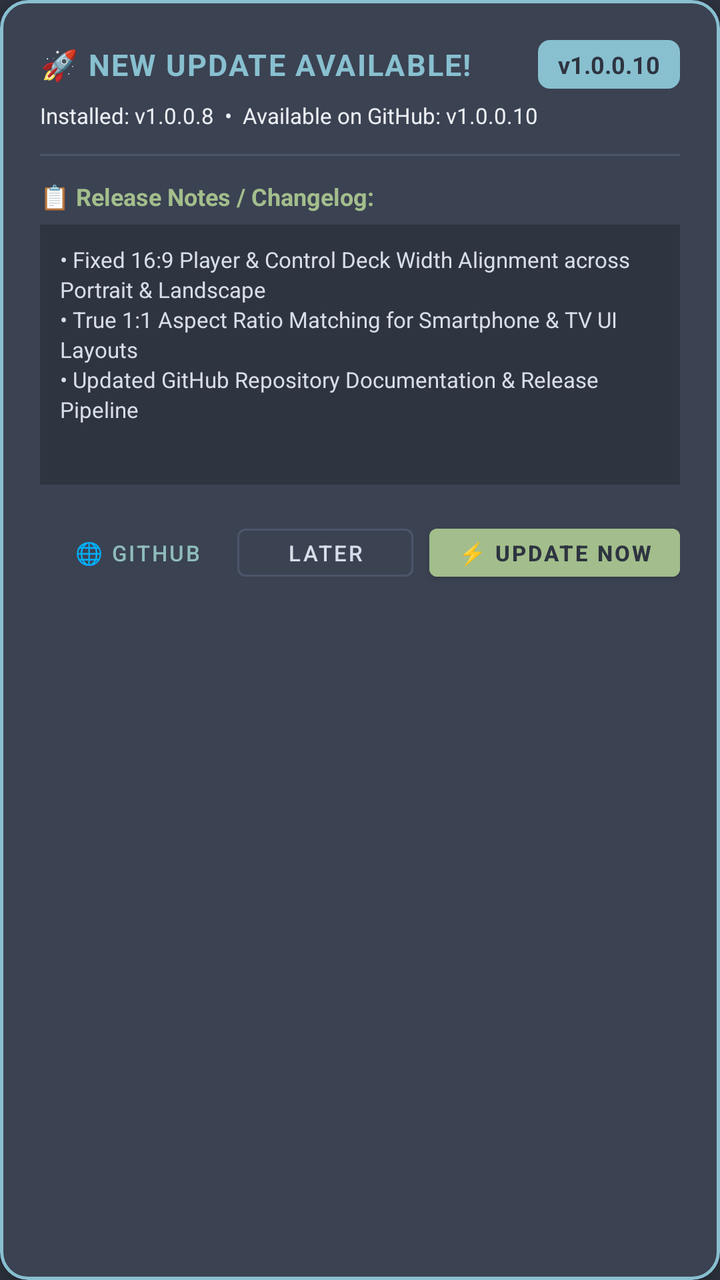
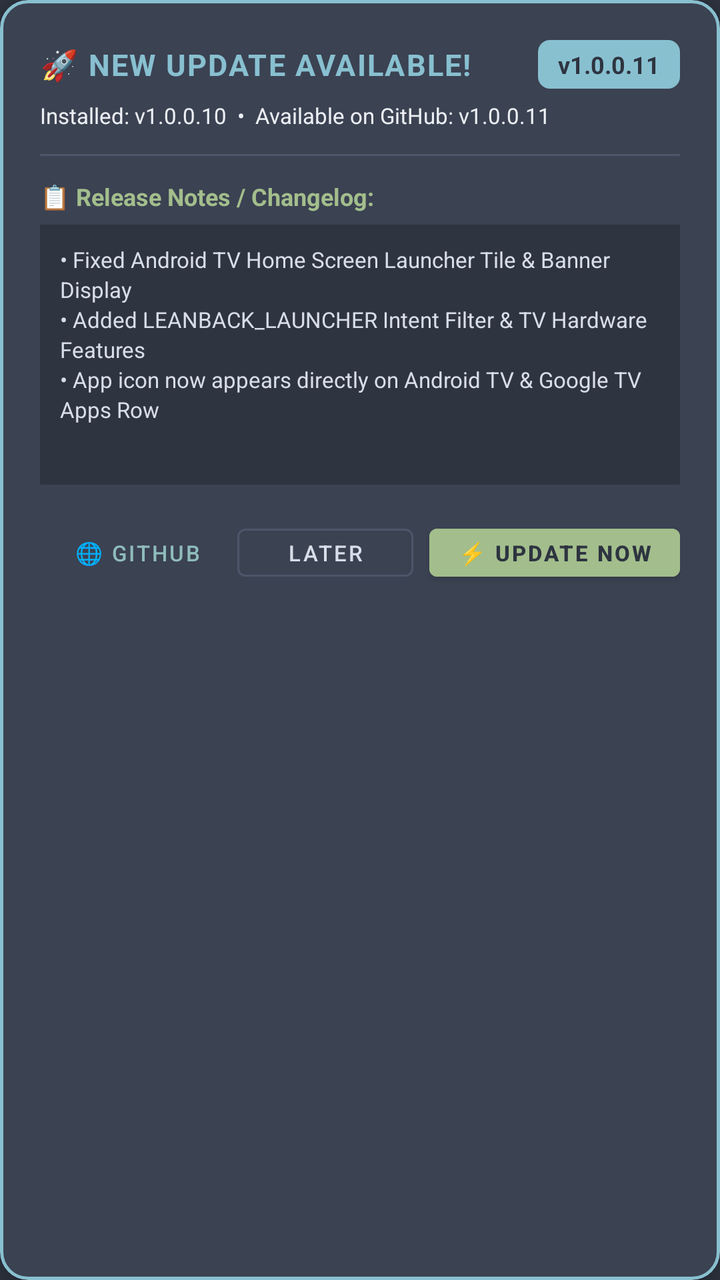

The first picture is an Android layout as it rendered before a commit; the second is the same layout after the commit. The layout source and the unified diff follow.
<!-- AndroidManifest.xml: application theme Theme.SNfetchPLAYER -->
<!-- res/layout/dialog_app_update.xml -->
<?xml version="1.0" encoding="utf-8"?>
<com.google.android.material.card.MaterialCardView xmlns:android="http://schemas.android.com/apk/res/android"
    xmlns:app="http://schemas.android.com/apk/res-auto"
    android:layout_width="match_parent"
    android:layout_height="wrap_content"
    android:layout_margin="16dp"
    app:cardBackgroundColor="@color/nord1"
    app:cardCornerRadius="14dp"
    app:cardElevation="8dp"
    app:strokeColor="@color/nord8"
    app:strokeWidth="1.5dp">

    <LinearLayout
        android:layout_width="match_parent"
        android:layout_height="wrap_content"
        android:orientation="vertical"
        android:padding="20dp">

        
        <LinearLayout
            android:layout_width="match_parent"
            android:layout_height="wrap_content"
            android:gravity="center_vertical"
            android:orientation="horizontal">

            <TextView
                android:layout_width="0dp"
                android:layout_height="wrap_content"
                android:layout_weight="1"
                android:letterSpacing="0.05"
                android:text="🚀 NEW UPDATE AVAILABLE!"
                android:textColor="@color/nord8"
                android:textSize="15sp"
                android:textStyle="bold" />

            <TextView
                android:id="@+id/tvNewVersionBadge"
                android:layout_width="wrap_content"
                android:layout_height="wrap_content"
                android:background="@drawable/badge_update_bg"
                android:paddingHorizontal="10dp"
                android:paddingVertical="4dp"
                android:text="v1.0.0.10"
                android:textColor="@color/nord0"
                android:textSize="12sp"
                android:textStyle="bold" />
        </LinearLayout>

        
        <TextView
            android:id="@+id/tvUpdateVersionSub"
            android:layout_width="match_parent"
            android:layout_height="wrap_content"
            android:layout_marginTop="6dp"
            android:text="Installed: v1.0.0.8  •  Available on GitHub: v1.0.0.10"
            android:textColor="@color/nord6"
            android:textSize="11sp" />

        
        <View
            android:layout_width="match_parent"
            android:layout_height="1dp"
            android:layout_marginVertical="12dp"
            android:background="@color/nord3" />

        <TextView
            android:layout_width="wrap_content"
            android:layout_height="wrap_content"
            android:text="📋 Release Notes / Changelog:"
            android:textColor="@color/nord14"
            android:textSize="12sp"
            android:textStyle="bold" />

        
        <androidx.core.widget.NestedScrollView
            android:layout_width="match_parent"
            android:layout_height="130dp"
            android:layout_marginTop="6dp"
            android:background="@color/nord0"
            android:padding="10dp">

            <TextView
                android:id="@+id/tvUpdateChangelog"
                android:layout_width="match_parent"
                android:layout_height="wrap_content"
                android:fontFamily="sans-serif"
                android:lineSpacingExtra="2dp"
                android:text="• Fixed 16:9 Player &amp; Control Deck Width Alignment across Portrait &amp; Landscape\n• True 1:1 Aspect Ratio Matching for Smartphone &amp; TV UI Layouts\n• Updated GitHub Repository Documentation &amp; Release Pipeline"
                android:textColor="@color/nord4"
                android:textSize="11sp" />
        </androidx.core.widget.NestedScrollView>

        
        <LinearLayout
            android:id="@+id/layoutDownloadProgress"
            android:layout_width="match_parent"
            android:layout_height="wrap_content"
            android:layout_marginTop="12dp"
            android:orientation="vertical"
            android:visibility="gone">

            <ProgressBar
                android:id="@+id/pbDownloadProgress"
                style="?android:attr/progressBarStyleHorizontal"
                android:layout_width="match_parent"
                android:layout_height="8dp"
                android:max="100"
                android:progress="0"
                android:progressTint="@color/nord14" />

            <TextView
                android:id="@+id/tvDownloadProgressStatus"
                android:layout_width="match_parent"
                android:layout_height="wrap_content"
                android:layout_marginTop="4dp"
                android:gravity="center_horizontal"
                android:text="Downloading APK... 0%"
                android:textColor="@color/nord14"
                android:textSize="11sp" />
        </LinearLayout>

        
        <LinearLayout
            android:layout_width="match_parent"
            android:layout_height="wrap_content"
            android:layout_marginTop="16dp"
            android:gravity="end"
            android:orientation="horizontal">

            <com.google.android.material.button.MaterialButton
                android:id="@+id/btnOpenGitHub"
                style="@style/Widget.MaterialComponents.Button.TextButton"
                android:layout_width="wrap_content"
                android:layout_height="36dp"
                android:paddingHorizontal="10dp"
                android:text="🌐 GitHub"
                android:textColor="@color/nord7"
                android:textSize="11sp" />

            <com.google.android.material.button.MaterialButton
                android:id="@+id/btnLaterUpdate"
                style="@style/Widget.MaterialComponents.Button.OutlinedButton"
                android:layout_width="wrap_content"
                android:layout_height="36dp"
                android:layout_marginStart="6dp"
                android:paddingHorizontal="12dp"
                android:text="LATER"
                android:textColor="@color/nord4"
                android:textSize="11sp"
                app:strokeColor="@color/nord3"
                app:strokeWidth="1dp" />

            <com.google.android.material.button.MaterialButton
                android:id="@+id/btnDownloadUpdate"
                android:layout_width="wrap_content"
                android:layout_height="36dp"
                android:layout_marginStart="8dp"
                android:backgroundTint="@color/nord14"
                android:paddingHorizontal="14dp"
                android:text="⚡ UPDATE NOW"
                android:textColor="@color/nord0"
                android:textSize="11sp"
                android:textStyle="bold" />
        </LinearLayout>

    </LinearLayout>
</com.google.android.material.card.MaterialCardView>
<!-- resources referenced by this layout -->
<resources>
  <color name="nord0">#2E3440</color>
  <color name="nord1">#3B4252</color>
  <color name="nord14">#A3BE8C</color>
  <color name="nord3">#4C566A</color>
  <color name="nord4">#D8DEE9</color>
  <color name="nord6">#ECEFF4</color>
  <color name="nord7">#8FBCBB</color>
  <color name="nord8">#88C0D0</color>
  <!-- drawable badge_update_bg (drawable) -->
  <?xml version="1.0" encoding="utf-8"?>
  <shape xmlns:android="http://schemas.android.com/apk/res/android"
      android:shape="rectangle">
      <solid android:color="@color/nord8" />
      <corners android:radius="6dp" />
  </shape>
  <style name="Theme.SNfetchPLAYER" parent="Theme.MaterialComponents.DayNight.NoActionBar">
          <item name="colorPrimary">@color/nord8</item>
          <item name="colorPrimaryVariant">@color/nord10</item>
          <item name="colorOnPrimary">@color/nord0</item>
          <item name="colorSecondary">@color/nord7</item>
          <item name="colorSecondaryVariant">@color/nord9</item>
          <item name="colorOnSecondary">@color/nord0</item>
          <item name="android:statusBarColor">@color/nord0</item>
          <item name="android:navigationBarColor">@color/nord0</item>
          <item name="android:windowBackground">@color/nord0</item>
      </style>
  <color name="nord10">#5E81AC</color>
  <color name="nord9">#81A1C1</color>
</resources>

<!-- the commit's change to res/layout/dialog_app_update.xml (unified diff, before → after) -->
@@ -40,7 +40,7 @@
                 android:background="@drawable/badge_update_bg"
                 android:paddingHorizontal="10dp"
                 android:paddingVertical="4dp"
-                android:text="v1.0.0.10"
+                android:text="v1.0.0.11"
                 android:textColor="@color/nord0"
                 android:textSize="12sp"
                 android:textStyle="bold" />
@@ -52,7 +52,7 @@
             android:layout_width="match_parent"
             android:layout_height="wrap_content"
             android:layout_marginTop="6dp"
-            android:text="Installed: v1.0.0.8  •  Available on GitHub: v1.0.0.10"
+            android:text="Installed: v1.0.0.10  •  Available on GitHub: v1.0.0.11"
             android:textColor="@color/nord6"
             android:textSize="11sp" />
 
@@ -85,7 +85,7 @@
                 android:layout_height="wrap_content"
                 android:fontFamily="sans-serif"
                 android:lineSpacingExtra="2dp"
-                android:text="• Fixed 16:9 Player &amp; Control Deck Width Alignment across Portrait &amp; Landscape\n• True 1:1 Aspect Ratio Matching for Smartphone &amp; TV UI Layouts\n• Updated GitHub Repository Documentation &amp; Release Pipeline"
+                android:text="• Fixed Android TV Home Screen Launcher Tile &amp; Banner Display\n• Added LEANBACK_LAUNCHER Intent Filter &amp; TV Hardware Features\n• App icon now appears directly on Android TV &amp; Google TV Apps Row"
                 android:textColor="@color/nord4"
                 android:textSize="11sp" />
         </androidx.core.widget.NestedScrollView>
